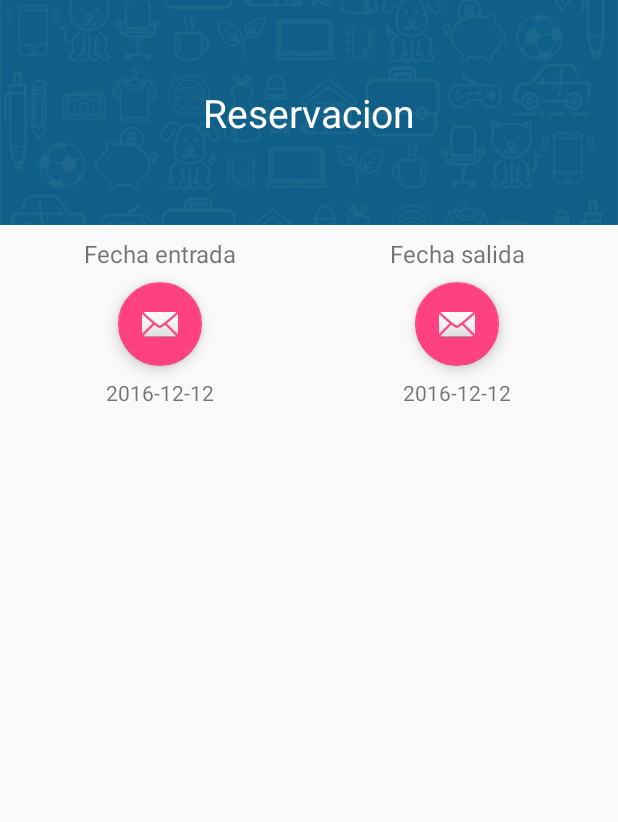
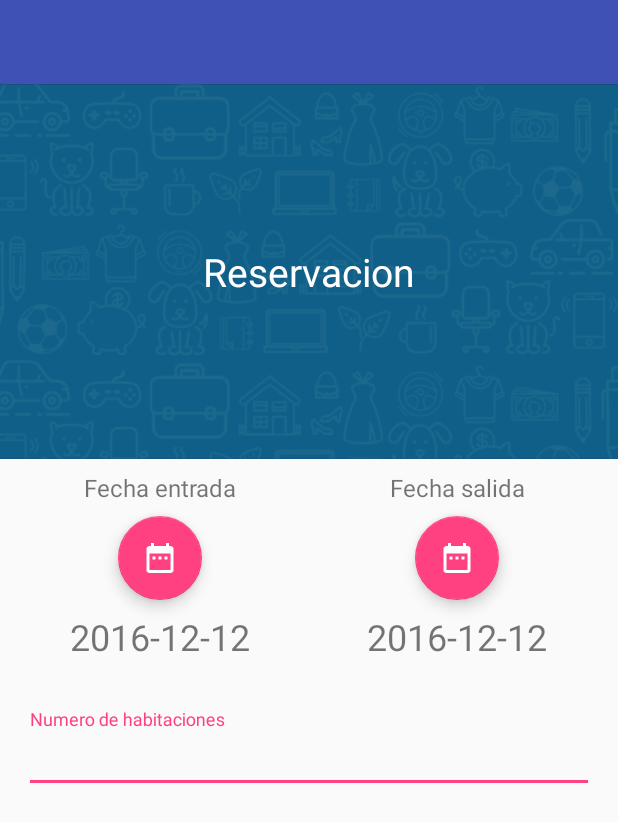
Before and after one commit to moralesf1/AndroidTesis, an Android app: the layout activity_reservacion.xml on its own in the app's theme, with its tools: preview values and no code run, on a phone screen of 412 x 824 dp. Shown: the top 822 px of the screen. Run offline under Robolectric (Android 15) with nearby library versions, the phone set to English and light mode, and no system bars; network calls fail.

Commit message:
Cambios varios

```diff
--- a/app/src/main/AndroidManifest.xml
+++ b/app/src/main/AndroidManifest.xml
@@ -27,7 +27,8 @@
             android:name=".ui.DetallesPaqueteActivity"
             android:label="@string/title_activity_detalles_paquete"
             android:theme="@style/AppTheme.NoActionBar" />
-        <activity android:name=".ui.ReservacionActivity"></activity>
+        <activity android:name=".ui.ReservacionActivity"
+            android:theme="@style/AppTheme.NoActionBar"></activity>
     </application>
 
 </manifest>
--- a/app/src/main/res/layout/activity_reservacion.xml
+++ b/app/src/main/res/layout/activity_reservacion.xml
@@ -1,43 +1,22 @@
 <?xml version="1.0" encoding="utf-8"?>
-<RelativeLayout xmlns:android="http://schemas.android.com/apk/res/android"
+
+
+<android.support.design.widget.CoordinatorLayout xmlns:android="http://schemas.android.com/apk/res/android"
     xmlns:app="http://schemas.android.com/apk/res-auto"
-    xmlns:tools="http://schemas.android.com/tools"
-    android:id="@+id/activity_reservacion"
     android:layout_width="match_parent"
     android:layout_height="match_parent"
-    tools:context="com.example.felix.androidtesis.ui.ReservacionActivity">
+    android:fitsSystemWindows="true">
+
+    <android.support.v4.widget.NestedScrollView
+        android:layout_width="match_parent"
+        android:layout_height="match_parent"
+        app:layout_behavior="@string/appbar_scrolling_view_behavior">
 
         <LinearLayout
             android:layout_width="match_parent"
             android:layout_height="wrap_content"
             android:orientation="vertical">
 
-        <FrameLayout
-            android:layout_width="match_parent"
-            android:layout_height="wrap_content">
-
-            <ImageView
-                android:layout_width="match_parent"
-                android:layout_height="150dp"
-                android:scaleType="centerCrop"
-                android:src="@drawable/patron" />
-
-            <View
-                android:layout_width="match_parent"
-                android:layout_height="150dp"
-                android:background="#70000000" />
-
-            <TextView
-                fontPath="fonts/Roboto-Light.ttf"
-                android:layout_width="match_parent"
-                android:layout_height="wrap_content"
-                android:layout_gravity="center"
-                android:gravity="center"
-                android:text="Reservacion"
-                android:textColor="@android:color/white"
-                android:textSize="26dp" />
-
-        </FrameLayout>
 
             <LinearLayout
                 android:layout_width="match_parent"
@@ -59,18 +38,18 @@
                         android:layout_height="wrap_content"
                         android:layout_marginBottom="8dp"
                         android:gravity="center"
-
                         android:text="Fecha entrada"
                         android:textSize="16dp" />
 
 
                     <android.support.design.widget.FloatingActionButton
-                    android:id="@+id/fabReservar"
+                        android:id="@+id/fab_fecha_inicio"
                         android:layout_width="wrap_content"
                         android:layout_height="wrap_content"
                         android:layout_gravity="center"
                         android:layout_marginBottom="8dp"
-                    app:srcCompat="@android:drawable/ic_dialog_email" />
+                        android:tint="@android:color/white"
+                        app:srcCompat="@drawable/ic_date_range_black_24dp" />
 
 
                     <TextView
@@ -79,7 +58,8 @@
                         android:layout_height="wrap_content"
                         android:layout_marginBottom="8dp"
                         android:gravity="center"
-                    android:text="2016-12-12" />
+                        android:text="2016-12-12"
+                        android:textSize="24dp" />
 
                 </LinearLayout>
 
@@ -99,11 +79,13 @@
                         android:textSize="16dp" />
 
                     <android.support.design.widget.FloatingActionButton
+                        android:id="@+id/fab_fecha_fin"
                         android:layout_width="wrap_content"
                         android:layout_height="wrap_content"
                         android:layout_gravity="center"
                         android:layout_marginBottom="8dp"
-                    app:srcCompat="@android:drawable/ic_dialog_email" />
+                        android:tint="@android:color/white"
+                        app:srcCompat="@drawable/ic_date_range_black_24dp" />
 
                     <TextView
                         android:id="@+id/tv_fecha_fin"
@@ -111,10 +93,83 @@
                         android:layout_height="wrap_content"
                         android:layout_marginBottom="8dp"
                         android:gravity="center"
-                    android:text="2016-12-12" />
+                        android:text="2016-12-12"
+                        android:textSize="24dp" />
                 </LinearLayout>
             </LinearLayout>
 
+            <android.support.design.widget.TextInputLayout
+                android:layout_width="match_parent"
+                android:layout_height="wrap_content"
+                android:padding="16dp">
+
+                <EditText
+                    android:layout_width="match_parent"
+                    android:layout_height="wrap_content"
+                    android:hint="Numero de habitaciones"
+                    android:inputType="number"
+                    android:maxLength="1"
+                    android:maxLines="1" />
+
+            </android.support.design.widget.TextInputLayout>
+
         </LinearLayout>
+    </android.support.v4.widget.NestedScrollView>
 
-</RelativeLayout>
+    <android.support.design.widget.AppBarLayout
+        android:id="@+id/app_bar_layout"
+        android:layout_width="match_parent"
+        android:layout_height="wrap_content"
+        android:fitsSystemWindows="true"
+        android:theme="@style/ThemeOverlay.AppCompat.Dark.ActionBar">
+
+        <android.support.design.widget.CollapsingToolbarLayout
+            android:id="@+id/collapsing_toolbar"
+            android:layout_width="match_parent"
+            android:layout_height="match_parent"
+            android:fitsSystemWindows="true"
+            app:contentScrim="?attr/colorPrimary"
+            app:expandedTitleMarginEnd="64dp"
+            app:expandedTitleMarginStart="48dp"
+            app:layout_scrollFlags="scroll|exitUntilCollapsed">
+
+            <FrameLayout
+                android:layout_width="match_parent"
+                android:layout_height="wrap_content">
+
+                <ImageView
+                    android:layout_width="match_parent"
+                    android:layout_height="250dp"
+                    android:scaleType="centerCrop"
+                    android:src="@drawable/patron" />
+
+                <View
+                    android:layout_width="match_parent"
+                    android:layout_height="250dp"
+                    android:background="#70000000" />
+
+                <TextView
+                    fontPath="fonts/Roboto-Light.ttf"
+                    android:layout_width="match_parent"
+                    android:layout_height="wrap_content"
+                    android:layout_gravity="center"
+                    android:gravity="center"
+                    android:text="Reservacion"
+                    android:textColor="@android:color/white"
+                    android:textSize="26dp" />
+
+            </FrameLayout>
+
+
+            <android.support.v7.widget.Toolbar
+                android:id="@+id/toolbar"
+                android:layout_width="match_parent"
+                android:layout_height="?attr/actionBarSize"
+                app:layout_collapseMode="pin"
+                app:popupTheme="@style/ThemeOverlay.AppCompat.Light" />
+
+        </android.support.design.widget.CollapsingToolbarLayout>
+
+    </android.support.design.widget.AppBarLayout>
+
+</android.support.design.widget.CoordinatorLayout>
```
Also changed, not shown: app/src/main/java/com/example/felix/androidtesis/ui/ReservacionActivity.java (+66 -2 lines), app/src/main/res/menu/menu_reservacion.xml (added, +11 -0 lines), app/src/main/res/drawable-mdpi/ic_date_range_black_24dp.png (added), app/src/main/res/drawable-xhdpi/ic_date_range_black_24dp.png (added), app/src/main/res/drawable-xxhdpi/ic_date_range_black_24dp.png (added), app/src/main/res/drawable-xxxhdpi/ic_date_range_black_24dp.png (added). Lines whose indentation alone changed are shown as unchanged.
